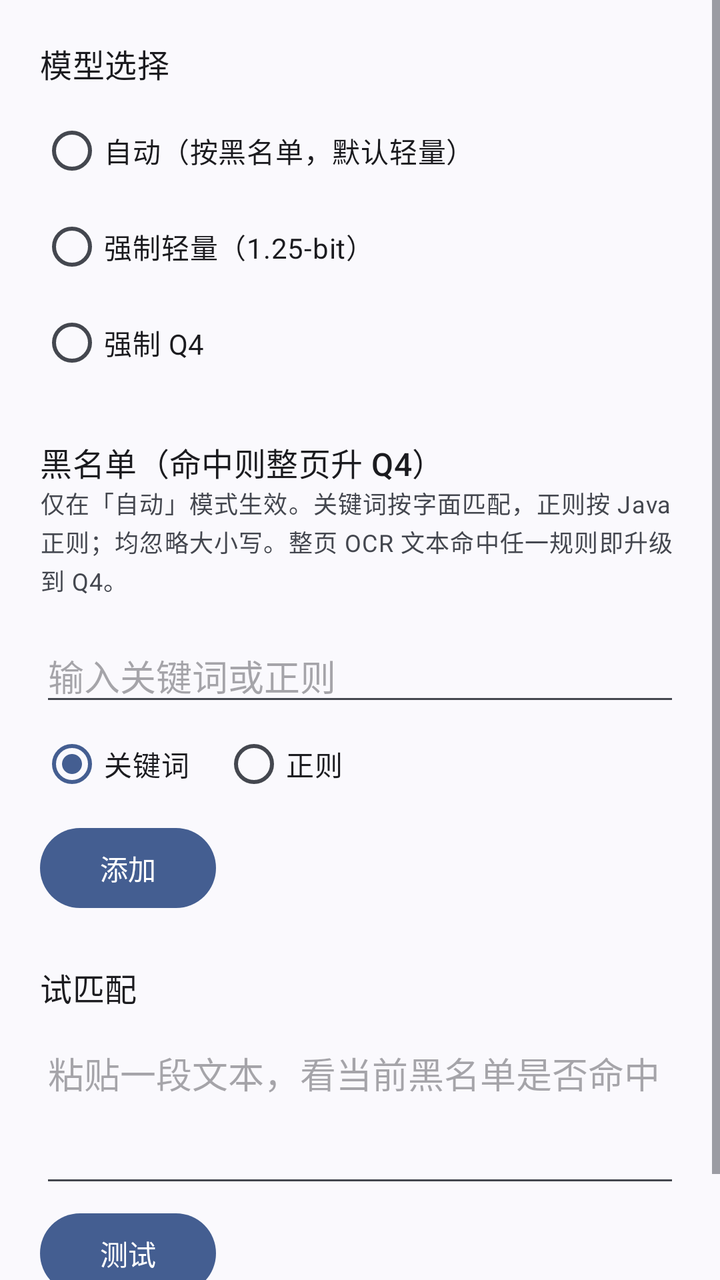
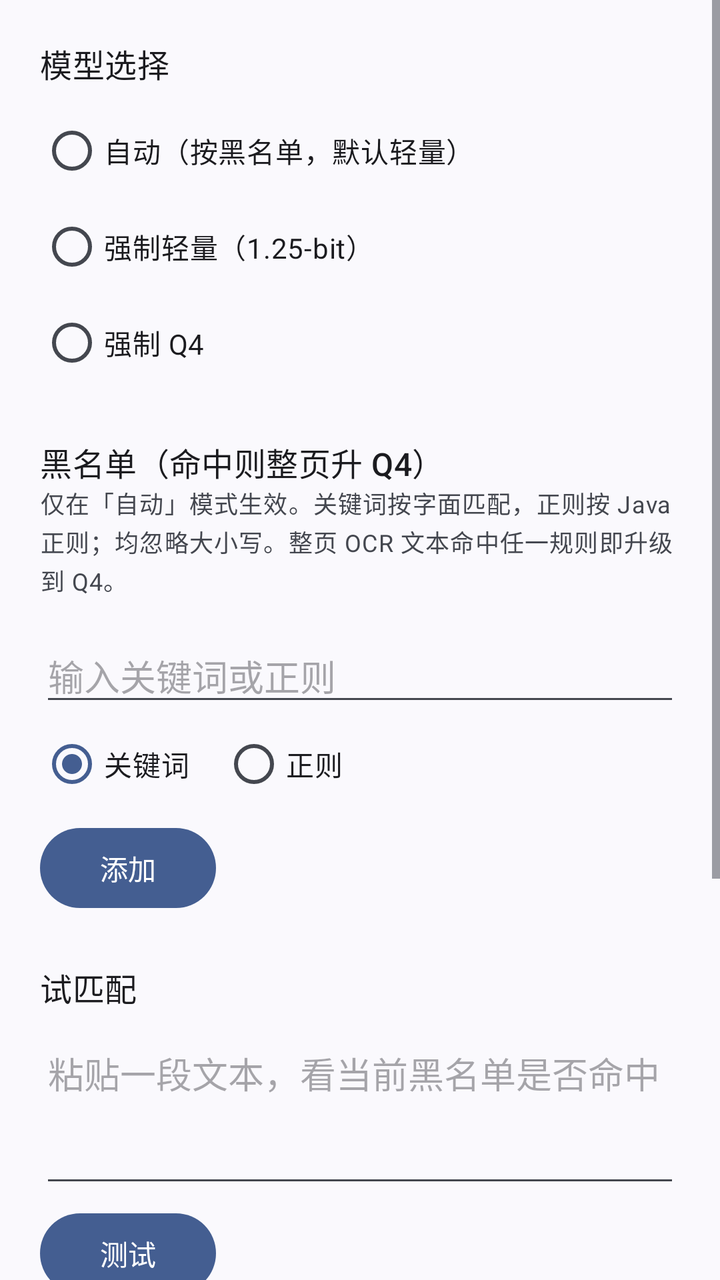

Before-and-after screenshots of an Android layout around one commit, followed by the original layout XML and the change that was made.
<!-- AndroidManifest.xml: application theme Theme.FloatingAssistant -->
<!-- res/layout/activity_settings.xml -->
<?xml version="1.0" encoding="utf-8"?>
<ScrollView xmlns:android="http://schemas.android.com/apk/res/android"
    android:layout_width="match_parent"
    android:layout_height="match_parent"
    android:fillViewport="true">

    <LinearLayout
        android:layout_width="match_parent"
        android:layout_height="wrap_content"
        android:orientation="vertical"
        android:padding="20dp">

        <TextView
            android:layout_width="wrap_content"
            android:layout_height="wrap_content"
            android:text="@string/settings_model_title"
            android:textAppearance="?attr/textAppearanceTitleMedium" />

        <RadioGroup
            android:id="@+id/settings_mode_group"
            android:layout_width="match_parent"
            android:layout_height="wrap_content"
            android:layout_marginTop="8dp"
            android:orientation="vertical">

            <RadioButton
                android:id="@+id/settings_mode_auto"
                android:layout_width="wrap_content"
                android:layout_height="wrap_content"
                android:text="@string/settings_mode_auto" />

            <RadioButton
                android:id="@+id/settings_mode_light"
                android:layout_width="wrap_content"
                android:layout_height="wrap_content"
                android:text="@string/settings_mode_light" />

            <RadioButton
                android:id="@+id/settings_mode_heavy"
                android:layout_width="wrap_content"
                android:layout_height="wrap_content"
                android:text="@string/settings_mode_heavy" />
        </RadioGroup>

        <TextView
            android:layout_width="wrap_content"
            android:layout_height="wrap_content"
            android:layout_marginTop="24dp"
            android:text="@string/settings_blacklist_title"
            android:textAppearance="?attr/textAppearanceTitleMedium" />

        <TextView
            android:layout_width="match_parent"
            android:layout_height="wrap_content"
            android:text="@string/settings_blacklist_hint"
            android:textAppearance="?attr/textAppearanceBodySmall" />

        <LinearLayout
            android:id="@+id/settings_blacklist_container"
            android:layout_width="match_parent"
            android:layout_height="wrap_content"
            android:layout_marginTop="8dp"
            android:orientation="vertical" />

        <EditText
            android:id="@+id/settings_new_pattern"
            android:layout_width="match_parent"
            android:layout_height="wrap_content"
            android:layout_marginTop="8dp"
            android:hint="@string/settings_new_pattern_hint"
            android:inputType="text"
            android:maxLines="1" />

        <RadioGroup
            android:id="@+id/settings_entry_type"
            android:layout_width="match_parent"
            android:layout_height="wrap_content"
            android:orientation="horizontal">

            <RadioButton
                android:id="@+id/settings_entry_keyword"
                android:layout_width="wrap_content"
                android:layout_height="wrap_content"
                android:checked="true"
                android:text="@string/settings_entry_keyword" />

            <RadioButton
                android:id="@+id/settings_entry_regex"
                android:layout_width="wrap_content"
                android:layout_height="wrap_content"
                android:layout_marginStart="16dp"
                android:text="@string/settings_entry_regex" />
        </RadioGroup>

        <Button
            android:id="@+id/settings_add_entry"
            android:layout_width="wrap_content"
            android:layout_height="wrap_content"
            android:layout_marginTop="4dp"
            android:text="@string/settings_add_entry" />

        <TextView
            android:layout_width="wrap_content"
            android:layout_height="wrap_content"
            android:layout_marginTop="24dp"
            android:text="@string/settings_test_title"
            android:textAppearance="?attr/textAppearanceTitleMedium" />

        <EditText
            android:id="@+id/settings_test_input"
            android:layout_width="match_parent"
            android:layout_height="wrap_content"
            android:layout_marginTop="8dp"
            android:gravity="top"
            android:hint="@string/settings_test_input_hint"
            android:inputType="textMultiLine"
            android:minLines="3" />

        <Button
            android:id="@+id/settings_test_btn"
            android:layout_width="wrap_content"
            android:layout_height="wrap_content"
            android:layout_marginTop="4dp"
            android:text="@string/settings_test_btn" />

        <TextView
            android:id="@+id/settings_test_result"
            android:layout_width="match_parent"
            android:layout_height="wrap_content"
            android:layout_marginTop="8dp"
            android:textAppearance="?attr/textAppearanceBodyMedium" />

    </LinearLayout>
</ScrollView>
<!-- resources referenced by this layout -->
<resources>
  <string name="settings_add_entry">添加</string>
  <string name="settings_blacklist_hint">仅在「自动」模式生效。关键词按字面匹配，正则按 Java 正则；均忽略大小写。整页 OCR 文本命中任一规则即升级到 Q4。</string>
  <string name="settings_blacklist_title">黑名单（命中则整页升 Q4）</string>
  <string name="settings_entry_keyword">关键词</string>
  <string name="settings_entry_regex">正则</string>
  <string name="settings_mode_auto">自动（按黑名单，默认轻量）</string>
  <string name="settings_mode_heavy">强制 Q4</string>
  <string name="settings_mode_light">强制轻量（1.25-bit）</string>
  <string name="settings_model_title">模型选择</string>
  <string name="settings_new_pattern_hint">输入关键词或正则</string>
  <string name="settings_test_btn">测试</string>
  <string name="settings_test_input_hint">粘贴一段文本，看当前黑名单是否命中</string>
  <string name="settings_test_title">试匹配</string>
  <style name="Theme.FloatingAssistant" parent="Theme.Material3.DynamicColors.DayNight.NoActionBar" />
</resources>

<!-- the commit's change to res/layout/activity_settings.xml (unified diff, before → after) -->
@@ -1,5 +1,6 @@
 <?xml version="1.0" encoding="utf-8"?>
 <ScrollView xmlns:android="http://schemas.android.com/apk/res/android"
+    xmlns:app="http://schemas.android.com/apk/res-auto"
     android:layout_width="match_parent"
     android:layout_height="match_parent"
     android:fillViewport="true">
@@ -130,5 +131,41 @@
             android:layout_marginTop="8dp"
             android:textAppearance="?attr/textAppearanceBodyMedium" />
 
+        <TextView
+            android:layout_width="wrap_content"
+            android:layout_height="wrap_content"
+            android:layout_marginTop="24dp"
+            android:text="@string/settings_tts_title"
+            android:textAppearance="?attr/textAppearanceTitleMedium" />
+
+        <TextView
+            android:layout_width="match_parent"
+            android:layout_height="wrap_content"
+            android:text="@string/settings_tts_hint"
+            android:textAppearance="?attr/textAppearanceBodySmall" />
+
+        <com.google.android.material.materialswitch.MaterialSwitch
+            android:id="@+id/settings_tts_enabled"
+            android:layout_width="match_parent"
+            android:layout_height="wrap_content"
+            android:layout_marginTop="8dp"
+            android:text="@string/settings_tts_enabled" />
+
+        <TextView
+            android:id="@+id/settings_tts_speed_label"
+            android:layout_width="match_parent"
+            android:layout_height="wrap_content"
+            android:layout_marginTop="8dp"
+            android:textAppearance="?attr/textAppearanceBodyMedium" />
+
+        <com.google.android.material.slider.Slider
+            android:id="@+id/settings_tts_speed"
+            android:layout_width="match_parent"
+            android:layout_height="wrap_content"
+            android:stepSize="0.1"
+            android:valueFrom="0.5"
+            android:valueTo="2.0"
+            app:labelBehavior="gone" />
+
     </LinearLayout>
 </ScrollView>
<!-- resource entries referenced after the edit -->
@@ -13,6 +13,9 @@
   <string name="settings_test_btn">测试</string>
   <string name="settings_test_input_hint">粘贴一段文本，看当前黑名单是否命中</string>
   <string name="settings_test_title">试匹配</string>
+  <string name="settings_tts_enabled">启用朗读</string>
+  <string name="settings_tts_hint">仅框选结果面板提供「朗读」。关闭后按钮不再出现；开启时模型按需加载，空闲 60 秒或前台切走（未在朗读时）即释放。</string>
+  <string name="settings_tts_title">朗读</string>
   <style name="Theme.FloatingAssistant" parent="Theme.Material3.DynamicColors.DayNight.NoActionBar" />
 </resources>
 
